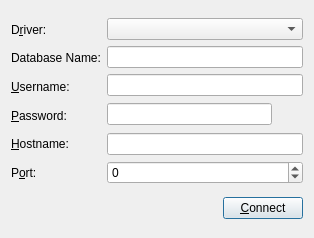
The window that tsm_cd.ui (Pavel-II/tablesmon) describes before a commit, drawn with Qt 5.
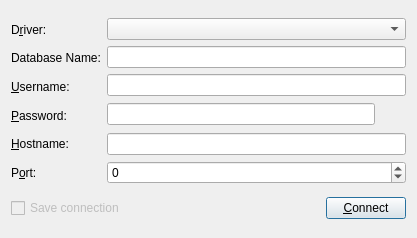
The same window after the commit. Icons and pictures are not drawn.

Commit message: Error fix add settings dialog add connection info widget update about message

The edit to the form file:
```diff
--- a/tsm_cd.ui
+++ b/tsm_cd.ui
@@ -6,7 +6,7 @@
    <rect>
     <x>0</x>
     <y>0</y>
-    <width>314</width>
+    <width>417</width>
     <height>238</height>
    </rect>
   </property>
@@ -166,6 +166,9 @@
        </item>
        <item>
         <widget class="QSpinBox" name="spinBoxPort">
+         <property name="readOnly">
+          <bool>false</bool>
+         </property>
          <property name="specialValueText">
           <string>Default</string>
          </property>
@@ -198,6 +201,16 @@
      <property name="bottomMargin">
       <number>0</number>
      </property>
+     <item>
+      <widget class="QCheckBox" name="cbSaveConnection">
+       <property name="enabled">
+        <bool>false</bool>
+       </property>
+       <property name="text">
+        <string>Save connection</string>
+       </property>
+      </widget>
+     </item>
      <item>
       <spacer>
        <property name="orientation">
```
The commit also changes 14 other files.
